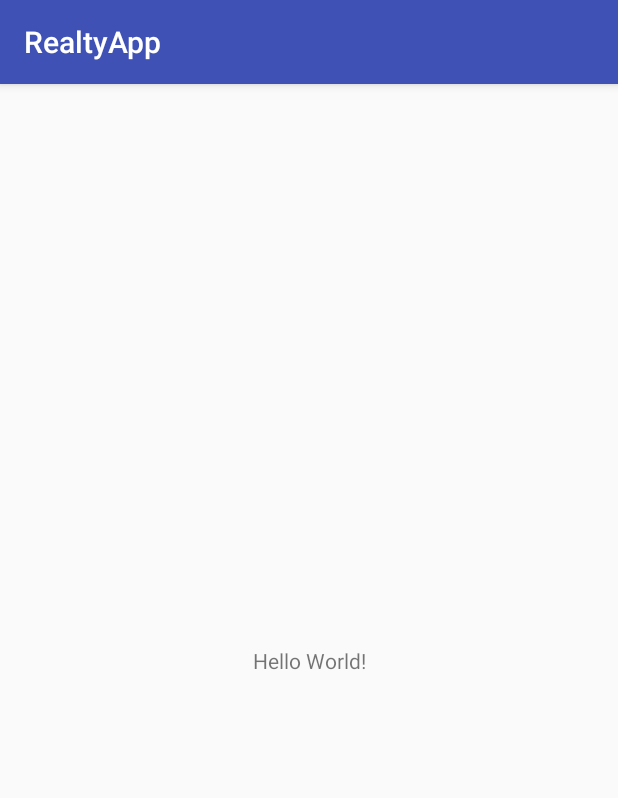
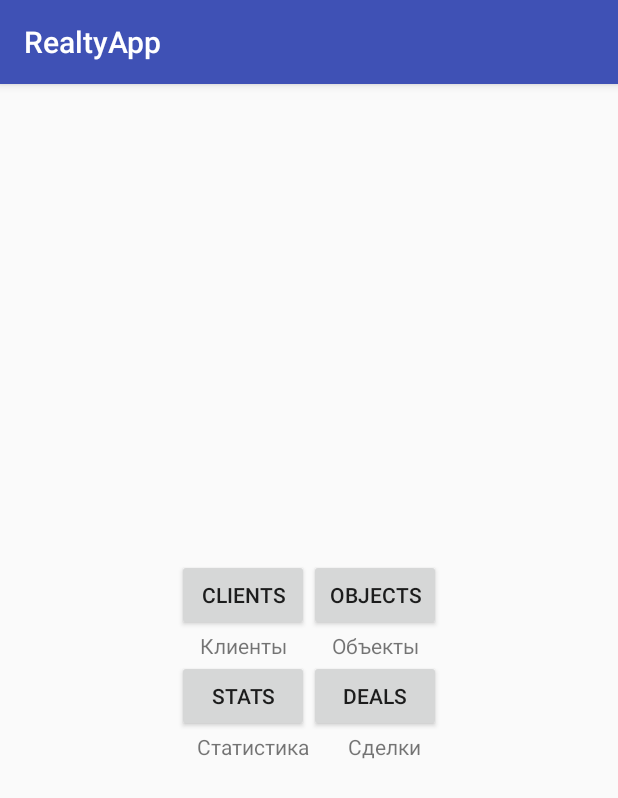
Before and after one commit to DzenBro/RealtyApp, an Android app: the screen it shows after launch (MainActivity), on a phone screen of 412 x 824 dp. Shown: the top 798 px of the screen. Run offline under Robolectric (Android 15) with nearby library versions, the phone set to English and light mode, and no system bars.

Commit message:
Knopki_podpisi

```diff
--- a/app/src/main/res/layout/activity_main.xml
+++ b/app/src/main/res/layout/activity_main.xml
@@ -6,13 +6,99 @@
     android:layout_height="match_parent"
     tools:context="com.example.ilin.realtyapp.MainActivity">
 
-    <TextView
+    <LinearLayout
         android:layout_width="wrap_content"
         android:layout_height="wrap_content"
-        android:text="Hello World!"
+        android:orientation="vertical"
         app:layout_constraintBottom_toBottomOf="parent"
-        app:layout_constraintLeft_toLeftOf="parent"
-        app:layout_constraintRight_toRightOf="parent"
-        app:layout_constraintTop_toTopOf="parent" />
+        app:layout_constraintEnd_toEndOf="parent"
+        app:layout_constraintHorizontal_bias="0.5"
+        app:layout_constraintStart_toStartOf="parent"
+        app:layout_constraintTop_toTopOf="parent"
+        tools:ignore="MissingConstraints">
 
+        <LinearLayout
+            android:layout_width="wrap_content"
+            android:layout_height="wrap_content"
+            android:orientation="horizontal">
+
+            <Button
+                android:id="@+id/clients"
+                android:layout_width="wrap_content"
+                android:layout_height="wrap_content"
+                android:layout_weight="1"
+                android:text="@string/clients" />
+
+            <Button
+                android:id="@+id/objects"
+                android:layout_width="wrap_content"
+                android:layout_height="wrap_content"
+                android:layout_weight="1"
+                android:text="@string/objects" />
+
+        </LinearLayout>
+
+        <LinearLayout
+            android:layout_width="match_parent"
+            android:layout_height="match_parent"
+            android:layout_weight="1"
+            android:orientation="horizontal">
+
+            <TextView
+                android:layout_width="match_parent"
+                android:layout_height="wrap_content"
+                android:layout_weight="1"
+                android:text="@string/clients_name_but"
+                android:textAlignment="center" />
+
+            <TextView
+                android:layout_width="match_parent"
+                android:layout_height="wrap_content"
+                android:layout_weight="1"
+                android:text="@string/objects_name_but"
+                android:textAlignment="center" />
+        </LinearLayout>
+
+        <LinearLayout
+            android:layout_width="wrap_content"
+            android:layout_height="wrap_content"
+            android:orientation="horizontal">
+
+            <Button
+                android:id="@+id/stats"
+                android:layout_width="wrap_content"
+                android:layout_height="wrap_content"
+                android:layout_weight="1"
+                android:text="@string/stats" />
+
+            <Button
+                android:id="@+id/deals"
+                android:layout_width="wrap_content"
+                android:layout_height="wrap_content"
+                android:layout_weight="1"
+                android:text="@string/deals" />
+
+        </LinearLayout>
+
+        <LinearLayout
+            android:layout_width="match_parent"
+            android:layout_height="match_parent"
+            android:layout_weight="1"
+            android:orientation="horizontal">
+
+            <TextView
+                android:layout_width="wrap_content"
+                android:layout_height="wrap_content"
+                android:layout_weight="1"
+                android:text="@string/stats_name_but"
+                android:textAlignment="center" />
+
+            <TextView
+                android:layout_width="wrap_content"
+                android:layout_height="wrap_content"
+                android:layout_weight="1"
+                android:text="@string/deals_name_but"
+                android:textAlignment="center" />
+        </LinearLayout>
+    </LinearLayout>
 </android.support.constraint.ConstraintLayout>
--- a/app/src/main/res/values/strings.xml
+++ b/app/src/main/res/values/strings.xml
@@ -1,3 +1,11 @@
 <resources>
     <string name="app_name">RealtyApp</string>
+    <string name="clients">Clients</string>
+    <string name="objects">Objects</string>
+    <string name="stats">Stats</string>
+    <string name="deals">Deals</string>
+    <string name="clients_name_but">Клиенты</string>
+    <string name="objects_name_but">Объекты</string>
+    <string name="stats_name_but">Статистика</string>
+    <string name="deals_name_but">Сделки</string>
 </resources>
```
